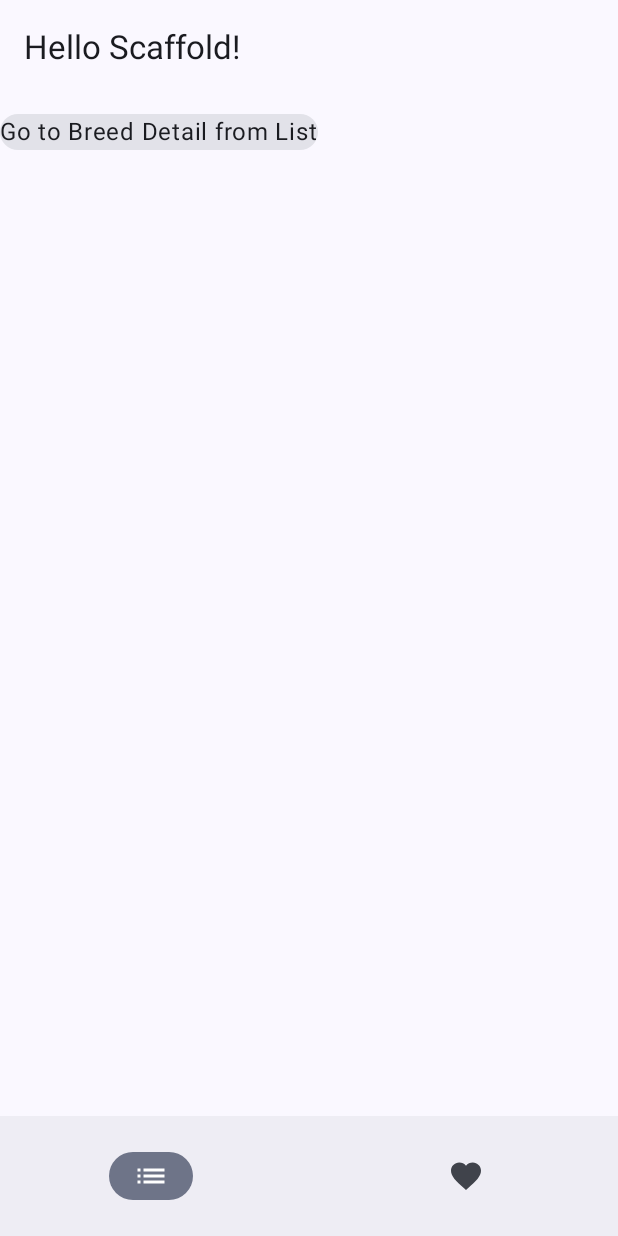
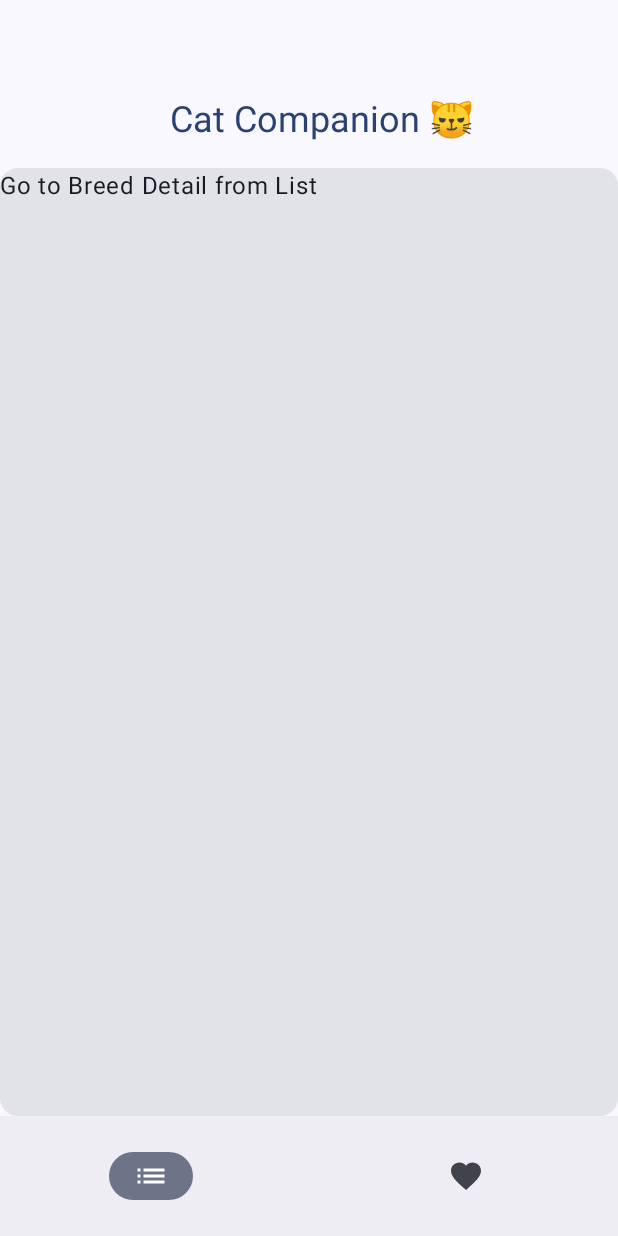
Before and after one commit to andrefilipesilva73/cat-companion-app, an Android app built with Jetpack Compose: the screen it shows after launch (MainActivity), on a phone screen of 412 x 824 dp. Run offline under Robolectric (Android 15) with nearby library versions, the phone set to English and light mode, and no system bars.

Commit message:
Added a MediumTopAppBar to the Home Screen

```diff
--- a/app/src/main/java/com/catcompanion/app/screens/HomeScreen.kt
+++ b/app/src/main/java/com/catcompanion/app/screens/HomeScreen.kt
@@ -1,26 +1,45 @@
 package com.catcompanion.app.screens
 
 // Import necessary components from the Jetpack Compose library
+import androidx.compose.foundation.background
+import androidx.compose.foundation.layout.Spacer
+import androidx.compose.foundation.layout.fillMaxSize
 import androidx.compose.foundation.layout.fillMaxWidth
+import androidx.compose.foundation.layout.height
 import androidx.compose.foundation.layout.padding
 import androidx.compose.material.icons.Icons
 import androidx.compose.material.icons.filled.Favorite
 import androidx.compose.material.icons.filled.List
 import androidx.compose.material3.ExperimentalMaterial3Api
 import androidx.compose.material3.Icon
+import androidx.compose.material3.MaterialTheme
+import androidx.compose.material3.MediumTopAppBar
 import androidx.compose.material3.NavigationBar
+import androidx.compose.material3.NavigationBarDefaults
 import androidx.compose.material3.NavigationBarItem
+import androidx.compose.material3.OutlinedTextField
 import androidx.compose.material3.Scaffold
+import androidx.compose.material3.Surface
 import androidx.compose.material3.Text
-import androidx.compose.material3.TopAppBar
+import androidx.compose.material3.TopAppBarDefaults
+import androidx.compose.material3.rememberTopAppBarState
+import androidx.compose.material3.surfaceColorAtElevation
 import androidx.compose.runtime.Composable
 import androidx.compose.runtime.getValue
+import androidx.compose.ui.Alignment
 import androidx.compose.ui.Modifier
+import androidx.compose.ui.graphics.Color
+import androidx.compose.ui.input.nestedscroll.nestedScroll
+import androidx.compose.ui.res.stringResource
+import androidx.compose.ui.text.style.TextOverflow
 import androidx.navigation.NavHostController
 import androidx.navigation.compose.NavHost
 import androidx.navigation.compose.composable
 import androidx.navigation.compose.currentBackStackEntryAsState
 import androidx.navigation.compose.rememberNavController
+import com.catcompanion.app.R
+import androidx.compose.ui.text.style.TextAlign
+import androidx.compose.ui.unit.dp
 
 // Annotate the function to opt into using ExperimentalMaterial3Api
 @OptIn(ExperimentalMaterial3Api::class)
@@ -35,12 +54,32 @@ fun Home(mainNavController: NavHostController, modifier: Modifier = Modifier) {
     // Get the current route from the back stack entry
     val currentRoute = currentBackStackEntry?.destination?.route
 
+    // Define Scroll behavior
+    val scrollBehavior = TopAppBarDefaults.enterAlwaysScrollBehavior(rememberTopAppBarState())
+
     // Content goes here
     Scaffold(
+        modifier = Modifier
+            .nestedScroll(scrollBehavior.nestedScrollConnection),
         topBar = {
             // TopAppBar goes here
-            TopAppBar(
-                title = { Text("Hello Scaffold!") }
+            MediumTopAppBar(
+                colors = TopAppBarDefaults.topAppBarColors(
+                    containerColor = MaterialTheme.colorScheme.surfaceColorAtElevation(
+                        NavigationBarDefaults.Elevation),
+                    titleContentColor = MaterialTheme.colorScheme.primary,
+                ),
+                title = {
+                    Text(
+                        stringResource(id = R.string.home_title),
+                        // maxLines = 1,
+                        overflow = TextOverflow.Ellipsis,
+                        textAlign = TextAlign.Center,
+                        modifier = Modifier
+                            .fillMaxWidth()
+                    )
+                },
+                scrollBehavior = scrollBehavior
             )
         },
         bottomBar = {
@@ -80,11 +119,15 @@ fun Home(mainNavController: NavHostController, modifier: Modifier = Modifier) {
             }
         }
     ) { innerPadding ->
+        Surface(modifier = Modifier.fillMaxSize(), // Set the size to fill the maximum available space
+            color = MaterialTheme.colorScheme.surfaceColorAtElevation(NavigationBarDefaults.Elevation) // Set the background color from the MaterialTheme
+        ) {
             // Content goes here, create the NavHost
             NavHost(
                 navController = navController,
                 startDestination = "breedsListScreen",
-            modifier = Modifier.padding(innerPadding)
+                modifier = Modifier
+                    .padding(innerPadding)
             ) {
                 // Breeds List Screen
                 composable("breedsListScreen") {
@@ -98,3 +141,4 @@ fun Home(mainNavController: NavHostController, modifier: Modifier = Modifier) {
             }
         }
     }
+}
```
Lines whose indentation alone changed are shown as unchanged.
